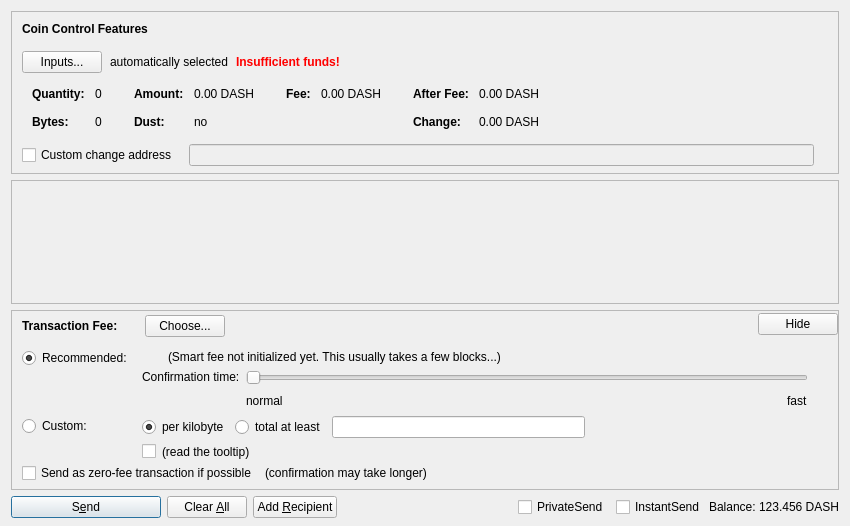
Before: the Qt Designer form src/qt/forms/sendcoinsdialog.ui in adm2018/curium, drawn with Qt 5.
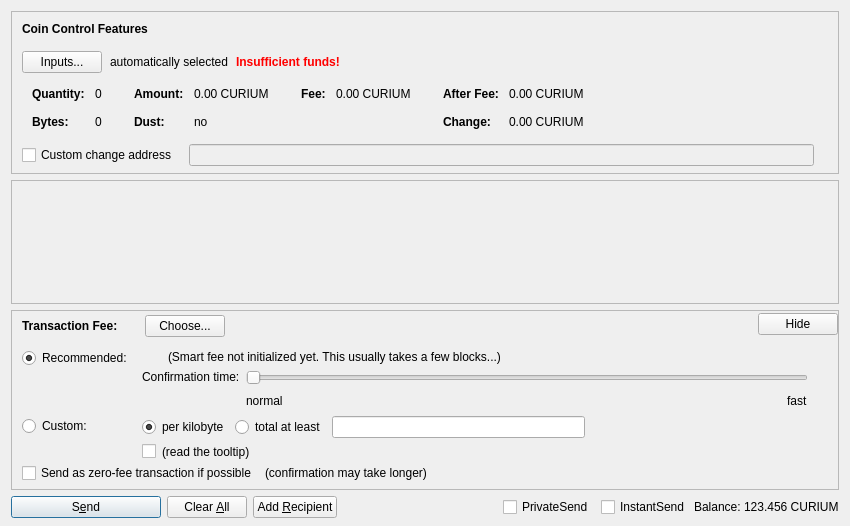
After: the same form once the commit is applied. Custom widgets are drawn as their Qt base class.

```diff
--- a/src/qt/forms/sendcoinsdialog.ui
+++ b/src/qt/forms/sendcoinsdialog.ui
@@ -324,7 +324,7 @@
                   <enum>Qt::ActionsContextMenu</enum>
                  </property>
                  <property name="text">
-                  <string notr="true">0.00 DASH</string>
+                  <string notr="true">0.00 CURIUM</string>
                  </property>
                  <property name="textInteractionFlags">
                   <set>Qt::LinksAccessibleByMouse|Qt::TextSelectableByKeyboard|Qt::TextSelectableByMouse</set>
@@ -404,7 +404,7 @@
                   <enum>Qt::ActionsContextMenu</enum>
                  </property>
                  <property name="text">
-                  <string notr="true">0.00 DASH</string>
+                  <string notr="true">0.00 CURIUM</string>
                  </property>
                  <property name="textInteractionFlags">
                   <set>Qt::LinksAccessibleByMouse|Qt::TextSelectableByKeyboard|Qt::TextSelectableByMouse</set>
@@ -455,7 +455,7 @@
                   <enum>Qt::ActionsContextMenu</enum>
                  </property>
                  <property name="text">
-                  <string notr="true">0.00 DASH</string>
+                  <string notr="true">0.00 CURIUM</string>
                  </property>
                  <property name="textInteractionFlags">
                   <set>Qt::LinksAccessibleByMouse|Qt::TextSelectableByKeyboard|Qt::TextSelectableByMouse</set>
@@ -484,7 +484,7 @@
                   <enum>Qt::ActionsContextMenu</enum>
                  </property>
                  <property name="text">
-                  <string notr="true">0.00 DASH</string>
+                  <string notr="true">0.00 CURIUM</string>
                  </property>
                  <property name="textInteractionFlags">
                   <set>Qt::LinksAccessibleByMouse|Qt::TextSelectableByKeyboard|Qt::TextSelectableByMouse</set>
@@ -1337,7 +1337,7 @@
           <cursorShape>IBeamCursor</cursorShape>
          </property>
          <property name="text">
-          <string notr="true">123.456 DASH</string>
+          <string notr="true">123.456 CURIUM</string>
          </property>
          <property name="textInteractionFlags">
           <set>Qt::LinksAccessibleByMouse|Qt::TextSelectableByKeyboard|Qt::TextSelectableByMouse</set>
```
Left out of the diff: 6 changed lines with no effect on the pictures.
